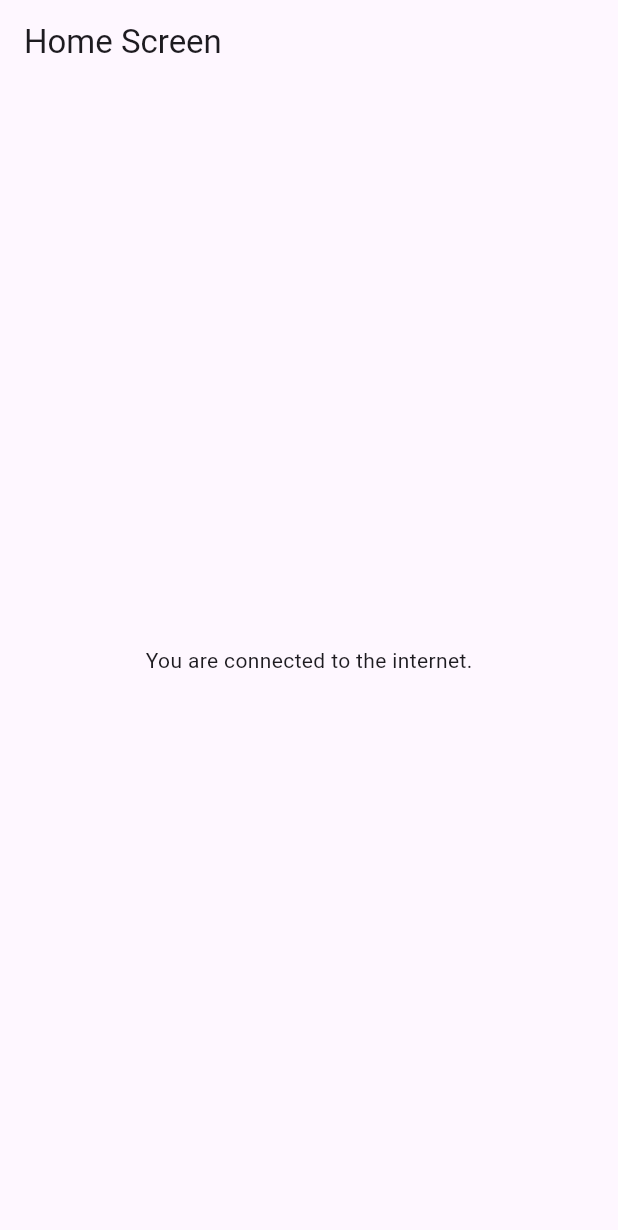
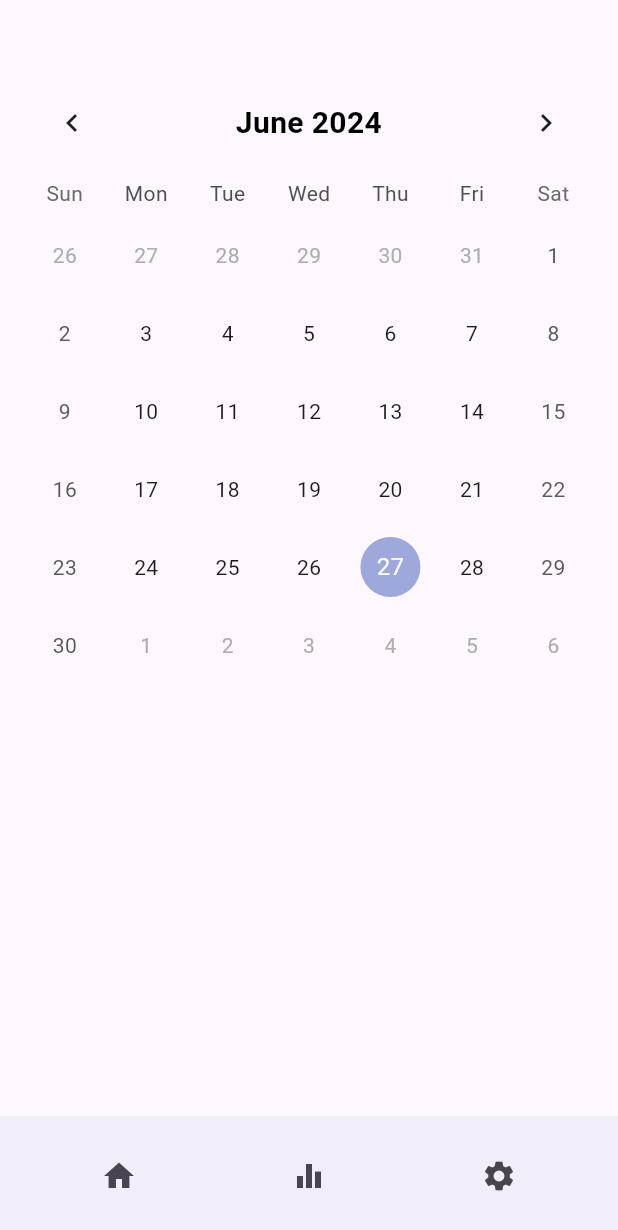
Before and after one commit to CMDF-team-project/Project, a Flutter app: the screen it shows after launch, on a phone screen of 412 x 824 dp. Shown: the top 1230 px of the screen. Run offline on Flutter 3.47's test engine with Material 3 defaults, Android fonts, the phone set to English and light mode, and no system bars; drawn by our look-alikes of table_calendar; our stand-ins replace connectivity_plus.

Commit message:
Add Home Screen with a calendar

```diff
--- a/team_project/lib/additional_screens/welcome_screen.dart
+++ b/team_project/lib/additional_screens/welcome_screen.dart
@@ -1,6 +1,6 @@
 import 'package:flutter/material.dart';
 import 'package:team_project/custom%20painter/combined_painter.dart';
-import 'package:team_project/main.dart';
+import 'package:team_project/screens/home_screen.dart';
 
 class SplashScreen extends StatefulWidget {
   const SplashScreen({Key? key}) : super(key: key);
--- a/team_project/lib/main.dart
+++ b/team_project/lib/main.dart
@@ -2,6 +2,7 @@
 import 'package:connectivity_plus/connectivity_plus.dart';
 import 'package:flutter/material.dart';
 import 'package:team_project/additional_screens/welcome_screen.dart';
+import 'package:team_project/screens/home_screen.dart';
 
 void main() {
   runApp(const MyApp());
@@ -60,19 +61,3 @@
     );
   }
 }
-
-class HomeScreen extends StatelessWidget {
-  const HomeScreen({super.key});
-
-  @override
-  Widget build(BuildContext context) {
-    return Scaffold(
-      appBar: AppBar(
-        title: const Text('Home Screen'),
-      ),
-      body: const Center(
-        child: Text('You are connected to the internet.'),
-      ),
-    );
-  }
-}
--- /dev/null
+++ b/team_project/lib/screens/home_screen.dart
@@ -0,0 +1,83 @@
+import 'package:flutter/material.dart';
+import 'package:table_calendar/table_calendar.dart';
+
+class HomeScreen extends StatefulWidget {
+  const HomeScreen({super.key});
+
+  @override
+  _HomeScreenState createState() => _HomeScreenState();
+}
+
+class _HomeScreenState extends State<HomeScreen> {
+  DateTime _focusedDay = DateTime.now();
+  DateTime? _selectedDay;
+
+  @override
+  Widget build(BuildContext context) {
+    return Scaffold(
+      body: Center(
+        child: Column(
+          mainAxisAlignment: MainAxisAlignment.start,
+          children: [
+            const SizedBox(height: 50),
+            Padding(
+              padding: const EdgeInsets.symmetric(horizontal: 16.0),
+              child: TableCalendar(
+                firstDay: DateTime.utc(2020, 1, 1),
+                lastDay: DateTime.utc(2100, 12, 31),
+                focusedDay: _focusedDay,
+                calendarFormat: CalendarFormat.month,
+                selectedDayPredicate: (day) {
+                  return isSameDay(_selectedDay, day);
+                },
+                onDaySelected: (selectedDay, focusedDay) {
+                  if (!isSameDay(_selectedDay, selectedDay)) {
+                    setState(() {
+                      _selectedDay = selectedDay;
+                      _focusedDay = focusedDay;
+                    });
+                  }
+                },
+                onPageChanged: (focusedDay) {
+                  _focusedDay = focusedDay;
+                },
+                headerStyle: const HeaderStyle(
+                  formatButtonVisible: false,
+                  titleCentered: true,
+                  titleTextStyle: TextStyle(
+                    color: Colors.black,
+                    fontSize: 20,
+                    fontWeight: FontWeight.bold,
+                  ),
+                ),
+                daysOfWeekHeight: 30,
+              ),
+            ),
+          ],
+        ),
+      ),
+      bottomNavigationBar: BottomAppBar(
+        child: Row(
+          mainAxisAlignment: MainAxisAlignment.spaceAround,
+          children: [
+            IconButton(
+              icon: Icon(Icons.home),
+              onPressed: () {
+              },
+            ),
+            IconButton(
+              icon: Icon(Icons.equalizer),
+              onPressed: () {
+              },
+            ),
+            IconButton(
+              icon: Icon(Icons.settings),
+              onPressed: () {
+              },
+            ),
+          ],
+        ),
+      ),
+    );
+  }
+}
--- a/team_project/pubspec.yaml
+++ b/team_project/pubspec.yaml
@@ -16,6 +16,7 @@ dependencies:
   shared_preferences: ^2.1.0
   retry: ^3.1.0
   cupertino_icons: ^1.0.6
+  table_calendar: ^3.0.3
 
 dev_dependencies:
   flutter_test:
```
Also changed, not shown: team_project/pubspec.lock.
